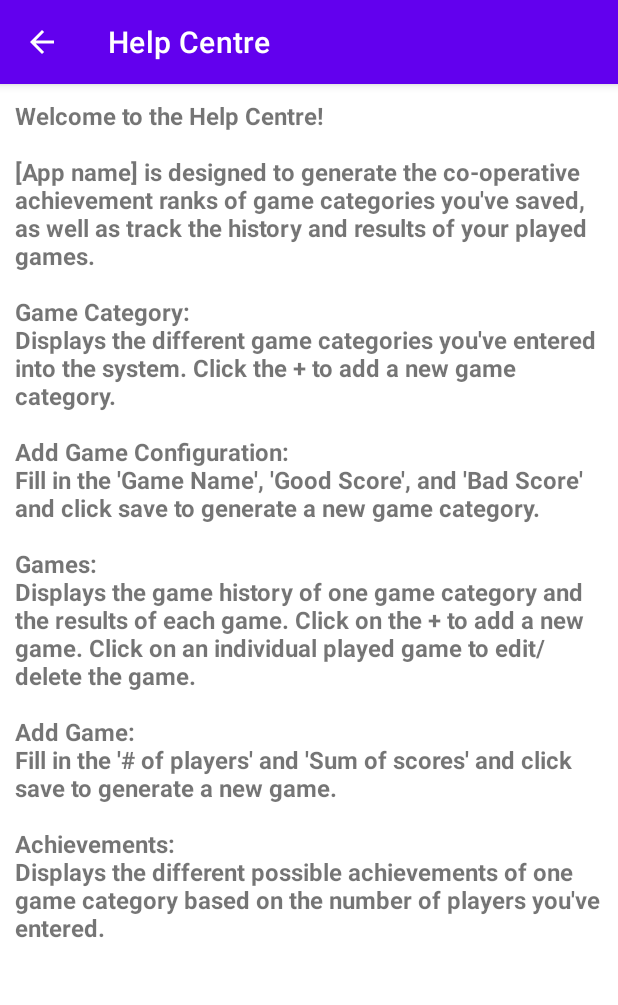
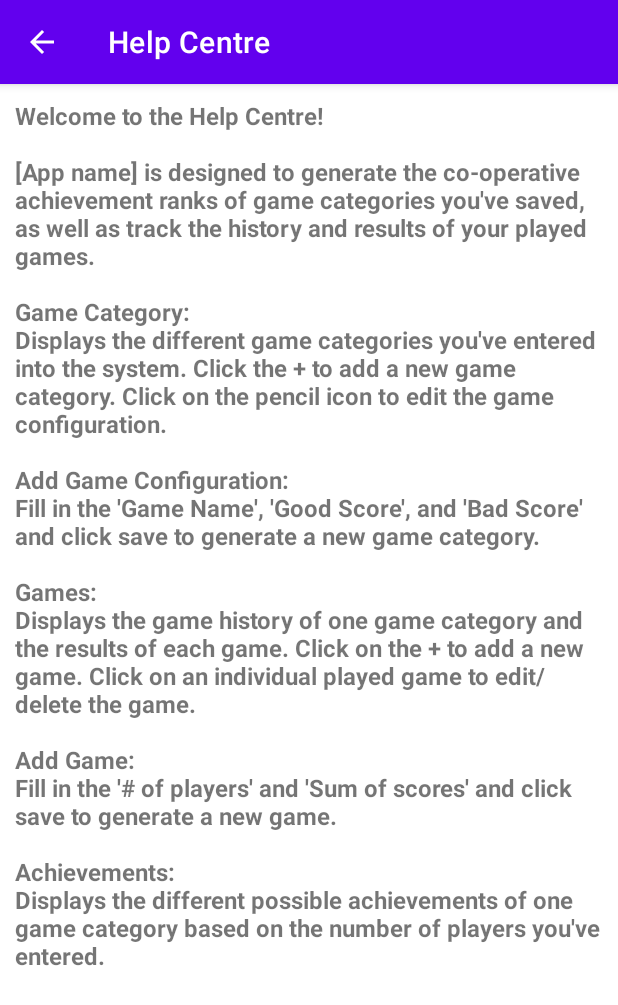
Before and after one commit to mantajdhillon/Game-Manager, an Android app: the HelpActivity screen opened directly, with no data from a screen before it, on a phone screen of 412 x 824 dp. Shown: the top 1005 px of the screen. Run offline under Robolectric (Android 15) with nearby library versions, the phone set to English and light mode, and no system bars.

Commit message:
Update Help Centre
add instructions to edit game configuration

```diff
--- a/app/src/main/res/values/strings.xml
+++ b/app/src/main/res/values/strings.xml
@@ -27,7 +27,7 @@
 
     <!--Help Screen-->
     <string name="help_activity_title">Help Centre</string>
-    <string name="help_message">Welcome to the Help Centre!\n\n[App name] is designed to generate the co-operative achievement ranks of game categories you\'ve saved, as well as track the history and results of your played games.\n\nGame Category:\nDisplays the different game categories you\'ve entered into the system. Click the + to add a new game category.\n\nAdd Game Configuration:\nFill in the \'Game Name\', \'Good Score\', and \'Bad Score\' and click save to generate a new game category.\n\nGames:\nDisplays the game history of one game category and the results of each game. Click on the + to add a new game. Click on an individual played game to edit/delete the game.\n\nAdd Game:\nFill in the \'# of players\' and \'Sum of scores\' and click save to generate a new game.\n\nAchievements:\nDisplays the different possible achievements of one game category based on the number of players you\'ve entered.</string>
+    <string name="help_message">Welcome to the Help Centre!\n\n[App name] is designed to generate the co-operative achievement ranks of game categories you\'ve saved, as well as track the history and results of your played games.\n\nGame Category:\nDisplays the different game categories you\'ve entered into the system. Click the + to add a new game category. Click on the pencil icon to edit the game configuration.\n\nAdd Game Configuration:\nFill in the \'Game Name\', \'Good Score\', and \'Bad Score\' and click save to generate a new game category.\n\nGames:\nDisplays the game history of one game category and the results of each game. Click on the + to add a new game. Click on an individual played game to edit/delete the game.\n\nAdd Game:\nFill in the \'# of players\' and \'Sum of scores\' and click save to generate a new game.\n\nAchievements:\nDisplays the different possible achievements of one game category based on the number of players you\'ve entered.</string>
 
     <!--Other-->
     <string name="save">save</string>
```
